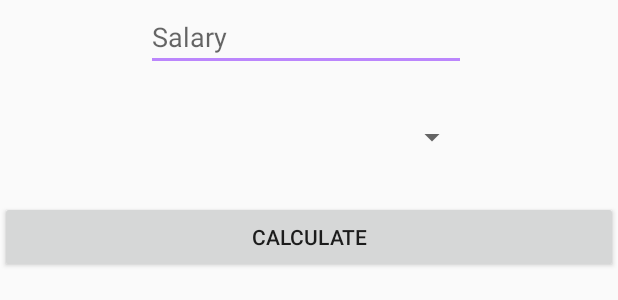
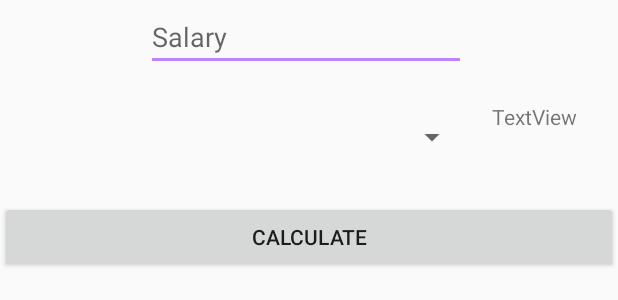
Before and after one commit to jveo/Finance-App, an Android app: the layout fragment_income_tax_calculator.xml on its own in the app's theme, with its tools: preview values and no code run, on a phone screen of 412 x 824 dp. Shown: the part 158-458 px from the top of the screen. Run offline under Robolectric (Android 15) with nearby library versions, the phone set to English and light mode, and no system bars.

Commit message:
fixed string in resources

```diff
--- a/app/src/main/res/layout/fragment_income_tax_calculator.xml
+++ b/app/src/main/res/layout/fragment_income_tax_calculator.xml
@@ -19,6 +19,17 @@
         android:inputType="number"
         />
 
+
+    <TextView
+        android:id="@+id/taxPercent"
+        android:layout_width="84dp"
+        android:layout_height="38dp"
+        android:layout_alignParentStart="true"
+        android:layout_alignParentTop="true"
+        android:layout_marginStart="314dp"
+        android:layout_marginTop="173dp"
+        android:text="TextView"
+        android:textAlignment="center" />
 
     <EditText
         android:id="@+id/salaryInput"
--- a/app/src/main/res/values/strings.xml
+++ b/app/src/main/res/values/strings.xml
@@ -37,7 +37,7 @@
 
     //PERSONAL INFORMATION
     <string name="name">Jesse Viau</string>
-    <string name="email">info@Financial.edu</string>
+    <string name="email">info@FinancialEd.ca</string>
     <string name="phoneButton">PHONE</string>
     <string name="emailButton">EMAIL</string>
     <string name="textButton">TEXT</string>
```
